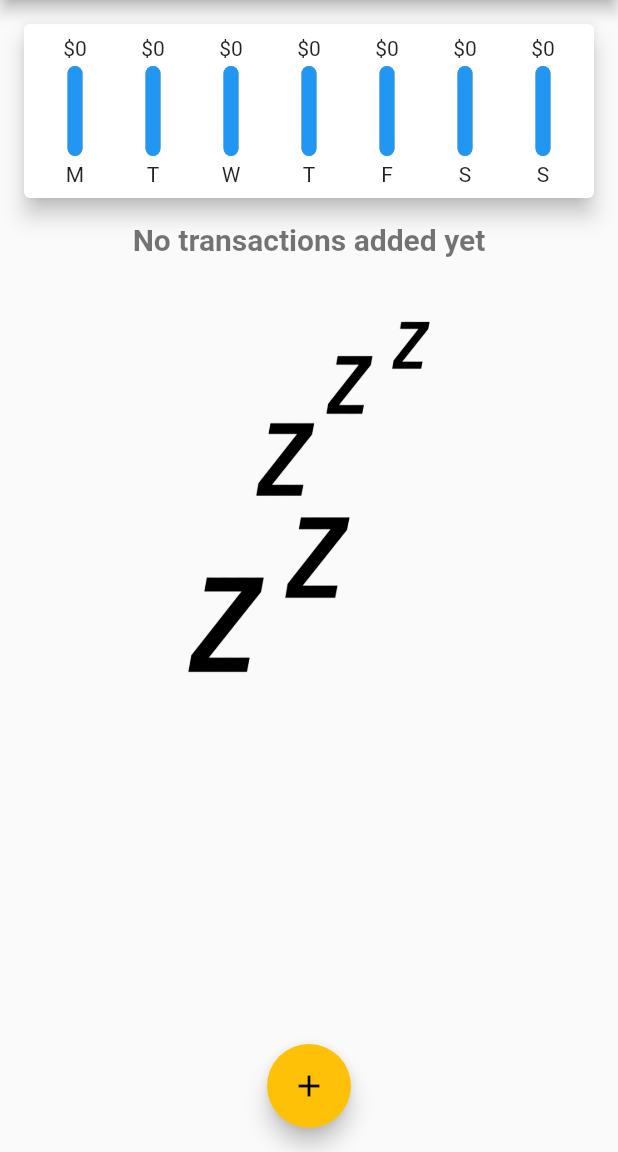
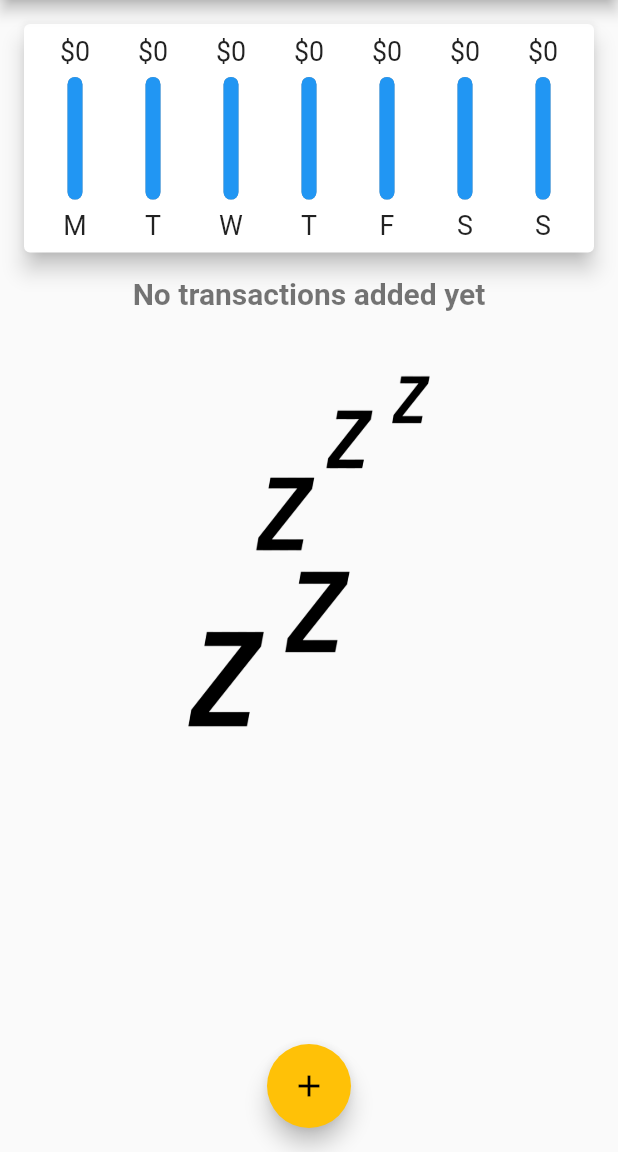
Before and after one commit to stefann19/mxscw_expenses_app, a Flutter app: the screen it shows after launch, on a phone screen of 412 x 824 dp, the part 84-1236 px from its top. Run offline on Flutter 3.47's test engine with Material 2 defaults, Android fonts, the phone set to English and light mode, and no system bars.

Commit message:
5. Over, skiped most of it

```diff
--- a/lib/main.dart
+++ b/lib/main.dart
@@ -5,6 +5,7 @@ import 'package:mxscw_expenses_app/widgets/chart.dart';
 import 'package:mxscw_expenses_app/widgets/transaction_list.dart';
 import './widgets/new_transaction.dart';
 import 'models/transaction.dart';
+
 void main() {
   runApp(const MyApp());
 }
@@ -17,13 +18,10 @@ class MyApp extends StatelessWidget {
     return MaterialApp(
       title: 'Personal Expenses',
       theme: ThemeData(
-        colorScheme:
-          ColorScheme.fromSwatch(primarySwatch: Colors.cyan)
+          colorScheme: ColorScheme.fromSwatch(primarySwatch: Colors.cyan)
               .copyWith(secondary: Colors.amber),
           textTheme: ThemeData.light().textTheme.copyWith(
-          headline1: TextStyle(fontSize: 20,fontWeight: FontWeight.bold)
-        )
-      ),
+              headline1: TextStyle(fontSize: 20, fontWeight: FontWeight.bold))),
       home: MyHomePage(),
     );
   }
@@ -37,61 +35,78 @@ class MyHomePage extends StatefulWidget {
 }
 
 class _MyHomePageState extends State<MyHomePage> {
-  final TextEditingController titleController= TextEditingController();
-  final TextEditingController amountController= TextEditingController();
+  final TextEditingController titleController = TextEditingController();
+  final TextEditingController amountController = TextEditingController();
 
   final List<TransactionModel> _userTransactions = [];
 
-  _addTransaction(TransactionModel transactionModel){
+  _addTransaction(TransactionModel transactionModel) {
     transactionModel.id = _userTransactions.length.toString();
     setState(() {
       _userTransactions.add(transactionModel);
     });
   }
-  _deleteTransaction(int index){
-    setState((){
+
+  _deleteTransaction(int index) {
+    setState(() {
       _userTransactions.removeAt(index);
     });
   }
-  void _startAddNewTransaction(BuildContext context){
+
+  void _startAddNewTransaction(BuildContext context) {
     showModalBottomSheet(
-      context:context,
+        context: context,
         builder: (_) {
           return GestureDetector(
-            onTap: (){},
+            onTap: () {},
             child: NewTransaction(addTransactionFunc: _addTransaction),
             behavior: HitTestBehavior.opaque,
           );
-        }
-      );
+        });
   }
 
   @override
   Widget build(BuildContext context) {
-    return Scaffold(
-      appBar: AppBar(
+    final appBar = AppBar(
       title: const Text('Personal Expenses'),
       actions: [
         IconButton(
-              onPressed: ()=> { _startAddNewTransaction(context)},
-              icon: Icon(Icons.add)
-          )
+            onPressed: () => {_startAddNewTransaction(context)},
+            icon: Icon(Icons.add))
       ],
-      ),
+    );
+    double getRelativeHeight(){
+      return MediaQuery.of(context).size.height -
+          appBar.preferredSize.height - MediaQuery.of(context).padding.top;
+    }
+    return Scaffold(
+      appBar: appBar,
       body: SingleChildScrollView(
         child: Column(
           crossAxisAlignment: CrossAxisAlignment.stretch,
           children: [
-            Container(
-              child: Chart(_userTransactions.where((t) => DateTime.now().difference(t.date).inDays < 7).toList(),),
+            SizedBox(
+              height: getRelativeHeight() *
+                  0.24,
+              child: Chart(
+                _userTransactions
+                    .where((t) => DateTime.now().difference(t.date).inDays < 7)
+                    .toList(),
               ),
-            TransactionList(userTransactions: _userTransactions,deleteTransaction: _deleteTransaction,)
+            ),
+            SizedBox(
+                height: getRelativeHeight() *
+                    0.64,
+                child: TransactionList(
+                  userTransactions: _userTransactions,
+                  deleteTransaction: _deleteTransaction,
+                ))
           ],
         ),
       ),
       floatingActionButton: FloatingActionButton(
         child: Icon(Icons.add),
-        onPressed: ()=> {_startAddNewTransaction(context)},
+        onPressed: () => {_startAddNewTransaction(context)},
       ),
       floatingActionButtonLocation: FloatingActionButtonLocation.centerFloat,
     );
--- a/lib/widgets/chart_bar.dart
+++ b/lib/widgets/chart_bar.dart
@@ -8,12 +8,14 @@ class ChartBar extends StatelessWidget {
 
   @override
   Widget build(BuildContext context) {
+    return LayoutBuilder(
+      builder: (ctx,constraint) {
         return Column(
           children: [
-        SizedBox(height: 16,child: FittedBox(child: Text('\$${spendingAmount.toStringAsFixed(0)}',))),
-        SizedBox(height: 4,),
+            SizedBox(height: constraint.maxHeight *0.15,child: FittedBox(child: Text('\$${spendingAmount.toStringAsFixed(0)}',))),
+            SizedBox(height: constraint.maxHeight *0.05,),
             Container(
-          height: 60,
+              height: constraint.maxHeight *0.6 ,
               width: 10,
               child: Stack(
                   children: [
@@ -37,9 +39,11 @@ class ChartBar extends StatelessWidget {
                   ]
               ),
             ),
-        SizedBox(height: 4,),
-        Text(weekDay)
+            SizedBox(height: constraint.maxHeight *0.05,),
+            SizedBox(height: constraint.maxHeight *0.15,child: FittedBox(child: Text(weekDay))),
           ],
+        );
+      },
     );
   }
 }
--- a/lib/widgets/transaction_list.dart
+++ b/lib/widgets/transaction_list.dart
@@ -14,9 +14,7 @@ class TransactionList extends StatefulWidget {
 class _TransactionListState extends State<TransactionList> {
   @override
   Widget build(BuildContext context) {
-    return Container(
-        height: 700,
-        child: widget.userTransactions.isNotEmpty ?
+    return widget.userTransactions.isNotEmpty ?
           ListView.builder(
           itemBuilder: (ctx, index) {
             return Card(
@@ -63,7 +61,6 @@ class _TransactionListState extends State<TransactionList> {
                 height: 256,
               )
             ],
-          ),
       );
   }
 }
```
Lines whose indentation alone changed are shown as unchanged.
